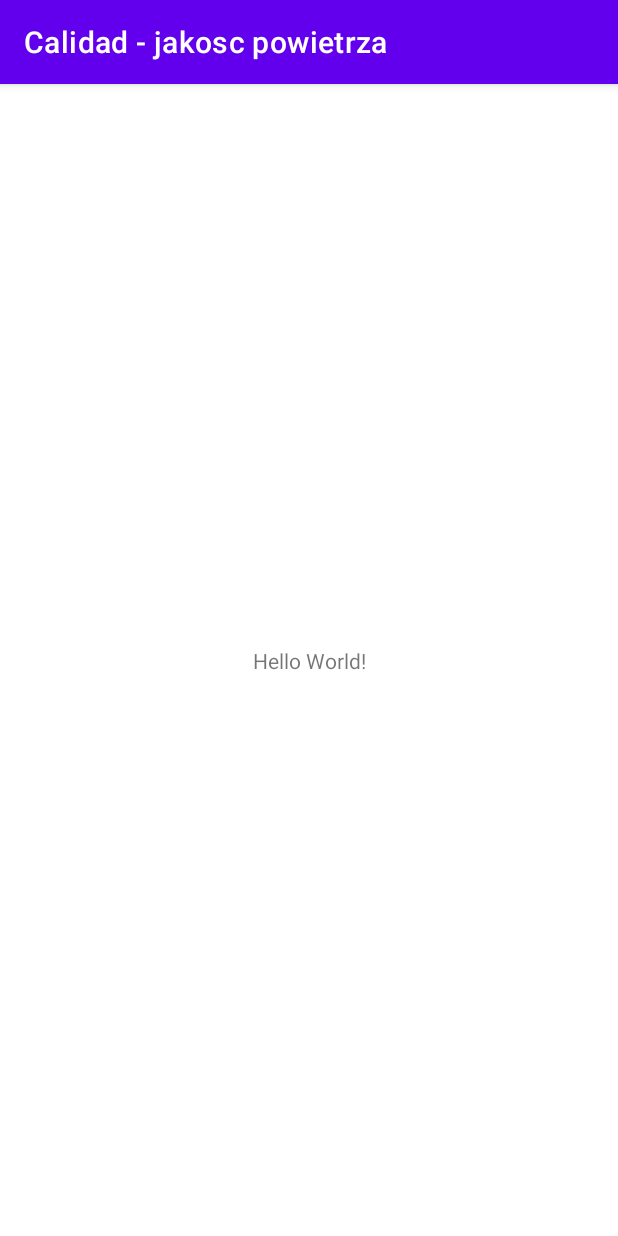
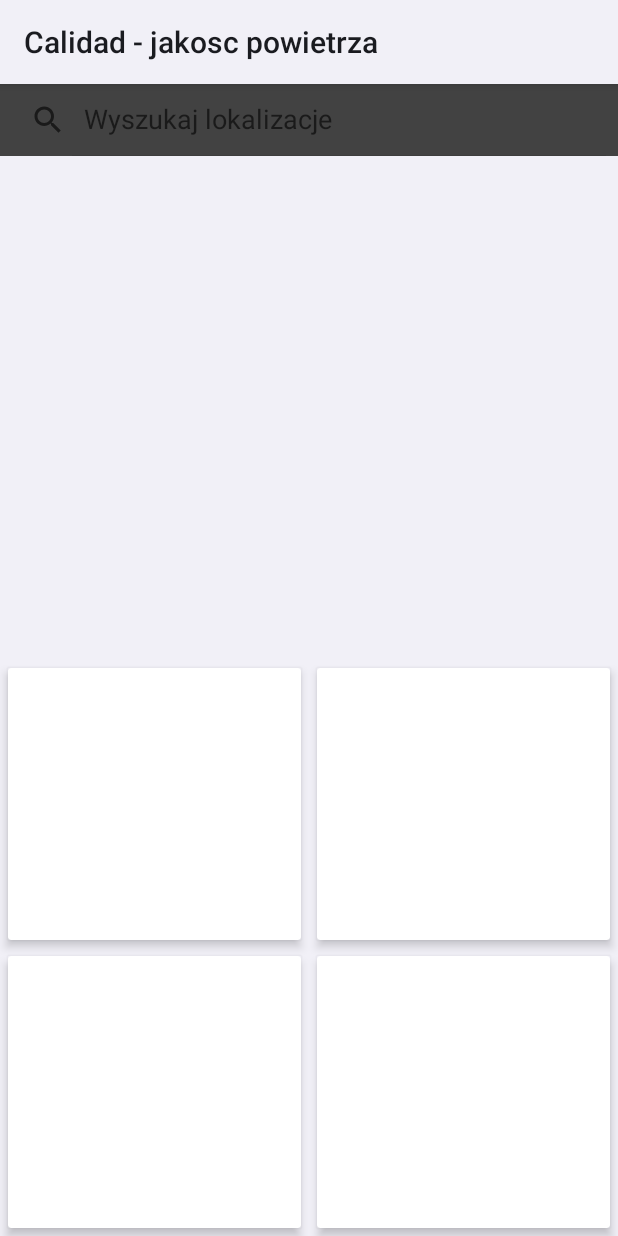
Before and after one commit to Lisek94/Calidad-Jakosc_powietrza, an Android app: the screen it shows after launch (MainActivity), on a phone screen of 412 x 824 dp. Run offline under Robolectric (Android 15) with nearby library versions, the phone set to English and light mode, and no system bars.

Commit message:
create base app architecture

```diff
--- a/app/src/main/AndroidManifest.xml
+++ b/app/src/main/AndroidManifest.xml
@@ -7,9 +7,9 @@
         android:label="@string/app_name"
         android:roundIcon="@mipmap/ic_launcher_round"
         android:supportsRtl="true"
-        android:theme="@style/Theme.CalidadJakoscPowietrza"
+        android:theme="@style/splashScreenTheme"
         android:allowBackup="false">
-        <activity android:name=".MainActivity">
+        <activity android:name=".mobile.ui.activity.MainActivity">
             <intent-filter>
                 <action android:name="android.intent.action.MAIN" />
 
--- /dev/null
+++ b/app/src/main/java/com/example/calidad/mobile/ui/activity/MainActivity.kt
@@ -0,0 +1,18 @@
+package com.example.calidad.mobile.ui.activity
+
+import androidx.appcompat.app.AppCompatActivity
+import android.os.Bundle
+import com.example.calidad.R
+import com.example.calidad.databinding.ActivityMainBinding
+
+class MainActivity : AppCompatActivity() {
+
+    private lateinit var binding: ActivityMainBinding
+
+    override fun onCreate(savedInstanceState: Bundle?) {
+        super.onCreate(savedInstanceState)
+        binding = ActivityMainBinding.inflate(layoutInflater)
+        setTheme(R.style.Theme_SplashScreen)
+        setContentView(binding.root)
+    }
+}
--- /dev/null
+++ b/app/src/main/java/com/example/calidad/mobile/ui/items/ItemsFragment.kt
@@ -0,0 +1,29 @@
+package com.example.calidad.mobile.ui.items
+
+import android.os.Bundle
+import androidx.fragment.app.Fragment
+import android.view.LayoutInflater
+import android.view.View
+import android.view.ViewGroup
+import androidx.fragment.app.viewModels
+import com.example.calidad.databinding.ItemsFragmentBinding
+
+class ItemsFragment : Fragment() {
+
+    private var _binding: ItemsFragmentBinding? = null
+    private val viewModel by viewModels<ItemsViewModel>()
+
+    private val binding get() = _binding!!
+
+    override fun onCreateView(inflater: LayoutInflater, container: ViewGroup?, savedInstanceState: Bundle?): View {
+        _binding = ItemsFragmentBinding.inflate(inflater, container, false)
+
+        return binding.root
+    }
+
+    override fun onDestroyView() {
+        super.onDestroyView()
+        _binding = null
+    }
+
+}
--- /dev/null
+++ b/app/src/main/java/com/example/calidad/mobile/ui/items/ItemsViewModel.kt
@@ -0,0 +1,7 @@
+package com.example.calidad.mobile.ui.items
+
+import androidx.lifecycle.ViewModel
+
+class ItemsViewModel : ViewModel() {
+    // TODO: Implement the ViewModel
+}
--- /dev/null
+++ b/app/src/main/java/com/example/calidad/mobile/ui/search/SearchFragment.kt
@@ -0,0 +1,28 @@
+package com.example.calidad.mobile.ui.search
+
+import android.os.Bundle
+import androidx.fragment.app.Fragment
+import android.view.LayoutInflater
+import android.view.View
+import android.view.ViewGroup
+import androidx.fragment.app.viewModels
+import com.example.calidad.databinding.SearchFragmentBinding
+
+class SearchFragment : Fragment() {
+
+    private var _binding: SearchFragmentBinding? = null
+    private val viewModel by viewModels<SearchViewModel>()
+
+    private val binding get() = _binding!!
+
+    override fun onCreateView(inflater: LayoutInflater, container: ViewGroup?, savedInstanceState: Bundle?): View {
+        _binding = SearchFragmentBinding.inflate(inflater, container, false)
+
+        return binding.root
+    }
+
+    override fun onDestroyView() {
+        super.onDestroyView()
+        _binding = null
+    }
+}
--- /dev/null
+++ b/app/src/main/java/com/example/calidad/mobile/ui/search/SearchViewModel.kt
@@ -0,0 +1,7 @@
+package com.example.calidad.mobile.ui.search
+
+import androidx.lifecycle.ViewModel
+
+class SearchViewModel : ViewModel() {
+    fun abc() {}
+}
--- /dev/null
+++ b/app/src/main/res/drawable/ic_baseline_search_24.xml
@@ -0,0 +1,10 @@
+<vector xmlns:android="http://schemas.android.com/apk/res/android"
+    android:width="24dp"
+    android:height="24dp"
+    android:viewportWidth="24"
+    android:viewportHeight="24"
+    android:tint="?attr/colorControlNormal">
+  <path
+      android:fillColor="@android:color/white"
+      android:pathData="M15.5,14h-0.79l-0.28,-0.27C15.41,12.59 16,11.11 16,9.5 16,5.91 13.09,3 9.5,3S3,5.91 3,9.5 5.91,16 9.5,16c1.61,0 3.09,-0.59 4.23,-1.57l0.27,0.28v0.79l5,4.99L20.49,19l-4.99,-5zM9.5,14C7.01,14 5,11.99 5,9.5S7.01,5 9.5,5 14,7.01 14,9.5 11.99,14 9.5,14z"/>
+</vector>
--- /dev/null
+++ b/app/src/main/res/drawable/ic_logo.xml
@@ -0,0 +1,30 @@
+<vector xmlns:android="http://schemas.android.com/apk/res/android"
+    android:width="200dp"
+    android:height="150dp"
+    android:viewportWidth="98.676"
+    android:viewportHeight="72">
+  <path
+      android:pathData="M46.906,38.006c4.511,-1.443 8.646,-5.12 12.541,-7.682 3.608,-2.354 10.152,-7.661 14.756,-7.654 4.683,0.026 -3.11,4.484 -4.412,5.379 2.604,-0.099 5.621,-1.805 8.164,-1.009 -0.643,2.008 -5.809,3.805 -7.758,4.85 2.479,-0.943 5.159,-1.196 7.725,-1.732 -0.313,1.022 -1.886,1.649 -2.896,2.171 -3.366,1.855 -6.5,3.518 -9.641,5.789 -6.396,4.622 -10.547,7.433 -18.665,6.922"
+      android:fillColor="#2e79b8"/>
+  <path
+      android:pathData="M54.906,69.17c-0.319,-0.997 -2.407,-2.005 -3.323,-2.352 1.674,0.324 3.669,0.293 1.85,-1.543 -1.64,-1.635 -4.069,-2.547 -6.16,-3.451 1.896,0.033 7.915,0.779 4.236,-2.187 -3.011,-2.387 -7.535,-4.606 -11.265,-5.602 0.959,0.053 4.518,0.832 4.577,-0.384 0.015,-0.694 -2.01,-2.014 -2.441,-2.36 -1.958,-1.651 -4.015,-3.209 -6.251,-4.457 -5.043,-2.815 -12.156,-4.834 -17.653,-1.969 -1.209,0.622 -1.743,1.637 -1.882,2.761 -3.263,-7.71 -3.688,-16.642 -0.741,-25.187 4.392,-12.67 19.681,-21.292 31.24,-11.347 11.819,10.17 8.582,29.761 18.877,41.429 9.509,10.808 22.491,10.123 32.706,1.15C87.341,70.807 69.132,73.816 52.93,71.146c1.178,-0.291 2.322,-0.759 1.976,-1.976"
+      android:fillColor="#86c6de"/>
+  <path
+      android:pathData="M16.594,47.628c0.139,-1.124 0.673,-2.139 1.882,-2.761 5.497,-2.865 12.61,-0.848 17.652,1.969 2.237,1.248 4.294,2.805 6.252,4.457 0.433,0.348 2.456,1.666 2.441,2.361 -0.061,1.215 -3.618,0.436 -4.577,0.383 3.729,0.994 8.254,3.215 11.265,5.602 3.679,2.965 -2.341,2.219 -4.236,2.187 2.09,0.903 4.521,1.815 6.16,3.45 1.819,1.837 -0.176,1.869 -1.85,1.543 0.916,0.348 3.004,1.354 3.323,2.353 0.346,1.217 -0.799,1.687 -1.978,1.978 -7.327,-1.205 -14.23,-3.555 -19.912,-6.312 -7.717,-3.712 -13.329,-9.906 -16.422,-17.21"
+      android:fillColor="#c1e7f0"/>
+  <path
+      android:pathData="M25.498,23.643c-0.576,4.729 1.414,8.867 4.42,9.228 3.014,0.381 5.918,-3.181 6.489,-7.916 0.578,-4.718 -1.37,-8.863 -4.405,-9.226 -3,-0.356 -5.935,3.153 -6.504,7.914"
+      android:fillColor="#fff"/>
+  <path
+      android:fillColor="#FF000000"
+      android:pathData="M31.564,19.403c1.347,0.167 2.331,1.665 2.523,3.611l-2.984,0.828 2.634,2.298c-0.612,1.931 -1.987,3.234 -3.384,3.074 -1.692,-0.209 -2.844,-2.601 -2.504,-5.295 0.324,-2.706 1.987,-4.738 3.715,-4.516"/>
+  <path
+      android:pathData="M15.326,24.235c-0.619,2.022 -6.592,-0.231 -7.673,-0.877 -1.85,-1.105 -3.404,-2.584 -4.343,-4.487 0.306,4.071 4.508,11.743 10.492,10.947 -4.405,1.09 -8.835,1.479 -13.802,-0.832 0.552,0.688 0.838,0.93 1.334,1.393 1.451,1.371 3.167,2.276 5.047,3.005 2.529,0.967 6.513,1.929 9.216,1.131 2.532,-0.75 4.101,-3.695 3.29,-6.18 -0.521,-1.779 -2.019,-3.211 -3.502,-4.283M40.911,21.924c1.763,-10.967 -4.858,-14.009 -10.835,-10.657 8.628,-1.987 10.913,5.47 10.835,10.657"
+      android:fillColor="#2e79b8"/>
+  <path
+      android:pathData="M53.107,42.711c4.641,-0.889 9.176,-4.049 13.382,-6.097 3.896,-1.896 10.994,-6.37 15.578,-5.764 4.624,0.583 -3.628,4.058 -5.05,4.787 2.591,0.223 5.803,-1.109 8.225,-0.013 -0.872,1.924 -6.225,3.063 -8.3,3.856 2.588,-0.617 5.269,-0.528 7.885,-0.758 -0.398,0.974 -2.068,1.398 -3.142,1.803 -3.532,1.402 -6.899,2.693 -10.271,4.566 -6.915,3.795 -11.375,6.066 -19.376,4.57"
+      android:fillColor="#86c6de"/>
+  <path
+      android:pathData="M55.222,24.521C54.767,18.409 46.725,3.833 41.351,1.2c0.062,1.442 0.894,2.809 1.947,3.835C41.184,2.519 38.143,0.666 34.959,0c0.184,2.212 3.239,3.661 5.09,4.506C38.641,3.955 31.237,0.013 30.27,1.9c-1.138,2.136 5.045,3.594 6.078,4.052 6.192,2.571 11.691,6.594 15.807,11.872"
+      android:fillColor="#c1e7f0"/>
+</vector>
--- /dev/null
+++ b/app/src/main/res/drawable/splash_image.xml
@@ -0,0 +1,9 @@
+<?xml version="1.0" encoding="utf-8"?>
+<layer-list xmlns:android="http://schemas.android.com/apk/res/android">
+
+    <item android:drawable="@color/white" />
+
+    <item android:drawable="@drawable/ic_logo" android:gravity="center" />
+
+
+</layer-list>
--- a/app/src/main/res/layout/activity_main.xml
+++ b/app/src/main/res/layout/activity_main.xml
@@ -1,18 +1,23 @@
 <?xml version="1.0" encoding="utf-8"?>
-<androidx.constraintlayout.widget.ConstraintLayout xmlns:android="http://schemas.android.com/apk/res/android"
-    xmlns:app="http://schemas.android.com/apk/res-auto"
+<LinearLayout
     xmlns:tools="http://schemas.android.com/tools"
+    xmlns:android="http://schemas.android.com/apk/res/android"
+    android:orientation="vertical"
     android:layout_width="match_parent"
     android:layout_height="match_parent"
-    tools:context=".MainActivity">
+    tools:context=".mobile.ui.activity.MainActivity" >
 
-    <TextView
-        android:layout_width="wrap_content"
-        android:layout_height="wrap_content"
-        android:text="Hello World!"
-        app:layout_constraintBottom_toBottomOf="parent"
-        app:layout_constraintLeft_toLeftOf="parent"
-        app:layout_constraintRight_toRightOf="parent"
-        app:layout_constraintTop_toTopOf="parent" />
+    <fragment
+        android:id="@+id/fragment3"
+        android:name="com.example.calidad.mobile.ui.search.SearchFragment"
+        android:layout_width="match_parent"
+        android:layout_height="match_parent"
+        android:layout_weight="1" />
 
-</androidx.constraintlayout.widget.ConstraintLayout>
+    <fragment
+        android:id="@+id/fragment4"
+        android:name="com.example.calidad.mobile.ui.items.ItemsFragment"
+        android:layout_width="match_parent"
+        android:layout_height="match_parent"
+        android:layout_weight="1" />
+</LinearLayout>
--- /dev/null
+++ b/app/src/main/res/layout/items_fragment.xml
@@ -0,0 +1,57 @@
+<?xml version="1.0" encoding="utf-8"?>
+<androidx.constraintlayout.widget.ConstraintLayout xmlns:android="http://schemas.android.com/apk/res/android"
+    xmlns:app="http://schemas.android.com/apk/res-auto"
+    xmlns:tools="http://schemas.android.com/tools"
+    android:layout_width="match_parent"
+    android:layout_height="match_parent"
+    tools:context=".mobile.ui.items.ItemsFragment">
+
+
+    <GridLayout
+        android:id="@+id/grid"
+        android:layout_width="match_parent"
+        android:layout_height="match_parent"
+        app:layout_constraintEnd_toEndOf="parent"
+        app:layout_constraintStart_toStartOf="parent"
+        app:layout_constraintTop_toTopOf="parent"
+        android:columnCount="2"
+        android:rowCount="2">
+
+
+        <androidx.cardview.widget.CardView
+            app:cardElevation="4dp"
+            android:id="@+id/button12"
+            android:layout_width="0dp"
+            android:layout_height="0dp"
+            android:layout_margin="5dp"
+            android:layout_columnWeight="1"
+            android:layout_rowWeight="1" />
+
+        <androidx.cardview.widget.CardView
+            app:cardElevation="4dp"
+            android:id="@+id/button11"
+            android:layout_width="0dp"
+            android:layout_height="0dp"
+            android:layout_margin="5dp"
+            android:layout_columnWeight="1"
+            android:layout_rowWeight="1"/>
+
+        <androidx.cardview.widget.CardView
+            app:cardElevation="4dp"
+            android:id="@+id/button10"
+            android:layout_width="0dp"
+            android:layout_height="0dp"
+            android:layout_margin="5dp"
+            android:layout_columnWeight="1"
+            android:layout_rowWeight="1" />
+
+        <androidx.cardview.widget.CardView
+            app:cardElevation="4dp"
+            android:id="@+id/button9"
+            android:layout_width="0dp"
+            android:layout_height="0dp"
+            android:layout_margin="5dp"
+            android:layout_columnWeight="1"
+            android:layout_rowWeight="1" />
+    </GridLayout>
+</androidx.constraintlayout.widget.ConstraintLayout>
--- /dev/null
+++ b/app/src/main/res/layout/search_fragment.xml
@@ -0,0 +1,32 @@
+<?xml version="1.0" encoding="utf-8"?>
+<androidx.constraintlayout.widget.ConstraintLayout xmlns:android="http://schemas.android.com/apk/res/android"
+    xmlns:app="http://schemas.android.com/apk/res-auto"
+    xmlns:tools="http://schemas.android.com/tools"
+    android:layout_width="match_parent"
+    android:layout_height="match_parent"
+    tools:context=".mobile.ui.search.SearchFragment">
+
+    <TextView
+        android:id="@+id/topNameTextView"
+        android:layout_width="wrap_content"
+        android:layout_height="wrap_content"
+        android:layout_margin="@dimen/space_40dp"
+        android:textSize="50sp"
+        app:layout_constraintEnd_toEndOf="parent"
+        app:layout_constraintStart_toStartOf="parent"
+        app:layout_constraintTop_toBottomOf="@+id/searchNameEditText"/>
+
+    <androidx.appcompat.widget.SearchView
+        android:layout_width="match_parent"
+        android:layout_height="wrap_content"
+        app:iconifiedByDefault="false"
+        app:queryHint="Wyszukaj lokalizacje"
+        android:background="@color/cardview_dark_background"
+        android:id="@+id/searchNameEditText"
+        app:layout_constraintEnd_toEndOf="parent"
+        app:layout_constraintStart_toStartOf="parent"
+        app:layout_constraintTop_toTopOf="parent"/>
+
+
+
+</androidx.constraintlayout.widget.ConstraintLayout>
--- a/app/src/main/res/values-night/themes.xml
+++ b/app/src/main/res/values-night/themes.xml
@@ -1,6 +1,6 @@
 <resources xmlns:tools="http://schemas.android.com/tools">
     <!-- Base application theme. -->
-    <style name="Theme.CalidadJakoscPowietrza" parent="Theme.MaterialComponents.DayNight.DarkActionBar">
+    <style name="Theme.CalidadJakoscPowietrza" parent="Theme.MaterialComponents.DayNight.NoActionBar">
         <!-- Primary brand color. -->
         <item name="colorPrimary">@color/purple_200</item>
         <item name="colorPrimaryVariant">@color/purple_700</item>
--- /dev/null
+++ b/app/src/main/res/values/dimens.xml
@@ -0,0 +1,7 @@
+<?xml version="1.0" encoding="utf-8"?>
+<resources>
+    <dimen name="space_40dp">40dp</dimen>
+    <dimen name="space_8dp">8dp</dimen>
+    <dimen name="space_16dp">16dp</dimen>
+    <dimen name="componentSize_48dp">48dp</dimen>
+</resources>
--- a/app/src/main/res/values/strings.xml
+++ b/app/src/main/res/values/strings.xml
@@ -1,3 +1,4 @@
 <resources>
     <string name="app_name">Calidad - jakosc powietrza</string>
+    <string name="hint_search_localization">Wyszukaj lokalizacje</string>
 </resources>
--- a/app/src/main/res/values/themes.xml
+++ b/app/src/main/res/values/themes.xml
@@ -1,6 +1,6 @@
 <resources xmlns:tools="http://schemas.android.com/tools">
     <!-- Base application theme. -->
-    <style name="Theme.CalidadJakoscPowietrza" parent="Theme.MaterialComponents.DayNight.DarkActionBar">
+    <style name="Theme.SplashScreen" parent="Theme.MaterialComponents.DayNight.NoActionBar">
         <!-- Primary brand color. -->
         <item name="colorPrimary">@color/purple_500</item>
         <item name="colorPrimaryVariant">@color/purple_700</item>
@@ -13,4 +13,19 @@
         <item name="android:statusBarColor" tools:targetApi="l">?attr/colorPrimaryVariant</item>
         <!-- Customize your theme here. -->
     </style>
+
+    <style name="EditTextSearch">
+        <item name="android:layout_width">match_parent</item>
+        <item name="android:layout_height">wrap_content</item>
+        <item name="android:minHeight">@dimen/componentSize_48dp</item>
+        <item name="android:layout_marginStart">@dimen/space_16dp</item>
+        <item name="android:layout_marginEnd">@dimen/space_16dp</item>
+        <item name="android:layout_marginTop">@dimen/space_16dp</item>
+    </style>
+
+    <style name="splashScreenTheme" parent="Theme.MaterialComponents.Light.NoActionBar">
+        <item name="android:windowBackground">@drawable/splash_image</item>
+        <item name="statusBarBackground">@color/black</item>
+    </style>
+
 </resources>
--- a/build.gradle
+++ b/build.gradle
@@ -1,12 +1,12 @@
 // Top-level build file where you can add configuration options common to all sub-projects/modules.
 buildscript {
-    ext.kotlin_version = "1.4.21"
+    ext.kotlin_version = "1.4.32"
     repositories {
         google()
         jcenter()
     }
     dependencies {
-        classpath "com.android.tools.build:gradle:4.1.2"
+        classpath 'com.android.tools.build:gradle:4.1.3'
         classpath "org.jetbrains.kotlin:kotlin-gradle-plugin:$kotlin_version"
 
         // NOTE: Do not place your application dependencies here; they belong
```
Also changed, not shown: app/build.gradle (+17 -3 lines).
